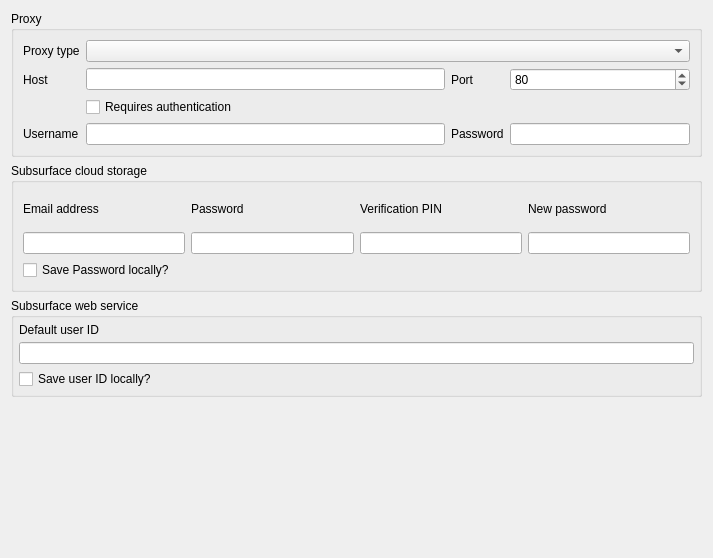
Old version of the form desktop-widgets/preferences/preferences_network.ui in the repository subsurface/subsurface.
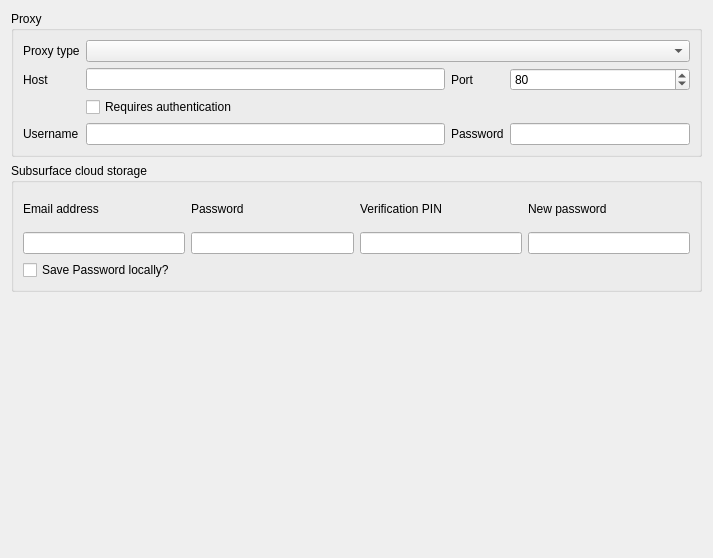
New version of the form.

Commit message:
Desktop: Remove webservice, remove UI components (1)
The very first part of the full removal of the GPS webservice. This
removes the UI artefacts and a tiny bit fallout. This leaves in place
all the background processing.

Be very careful here as this can break workflow of users that currently
have unapplied GPS coordinates sitting in the webservice, and do upgrade
to the version where this commit goes in. They have no clean UI way any more
to apply those GPS fixes from the desktop.

The edit to the form file:
```diff
--- a/desktop-widgets/preferences/preferences_network.ui
+++ b/desktop-widgets/preferences/preferences_network.ui
@@ -225,38 +225,6 @@
      </layout>
     </widget>
    </item>
-   <item>
-    <widget class="QGroupBox" name="groupBox_8">
-     <property name="title">
-      <string>Subsurface web service</string>
-     </property>
-     <layout class="QVBoxLayout" name="verticalLayout_7">
-      <property name="spacing">
-       <number>5</number>
-      </property>
-      <property name="margin">
-       <number>5</number>
-      </property>
-      <item>
-       <widget class="QLabel" name="label_16">
-        <property name="text">
-         <string>Default user ID</string>
-        </property>
-       </widget>
-      </item>
-      <item>
-       <widget class="QLineEdit" name="default_uid"/>
-      </item>
-      <item>
-       <widget class="QCheckBox" name="save_uid_local">
-        <property name="text">
-         <string>Save user ID locally?</string>
-        </property>
-       </widget>
-      </item>
-     </layout>
-    </widget>
-   </item>
    <item>
     <spacer name="verticalSpacer">
      <property name="orientation">
```
The commit also changes 2 other files.
